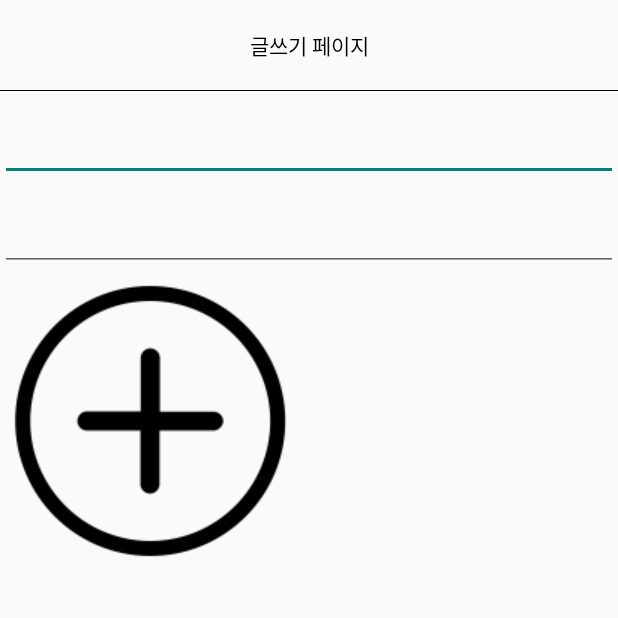
After one commit to luxetverit/MySoloLife, an Android app: the BoardWriteActivity screen opened directly, with no data from a screen before it, on a phone screen of 412 x 824 dp, the top half of it. The commit adds this screen. Run offline under Robolectric (Android 15) with nearby library versions, the phone set to English and light mode, and no system bars.

Commit message:
add board step1

```diff
--- a/app/src/main/AndroidManifest.xml
+++ b/app/src/main/AndroidManifest.xml
@@ -9,7 +9,8 @@
         android:roundIcon="@mipmap/ic_launcher_round"
         android:supportsRtl="true"
         android:theme="@style/Theme.MySoloLife">
-        <activity android:name=".contentsList.ContentsListActivity"></activity>
+        <activity android:name=".board.BoardWriteActivity"></activity>
+        <activity android:name=".contentsList.ContentsListActivity" />
         <activity android:name=".auth.JoinActivity" />
         <activity android:name=".auth.LoginActivity" />
         <activity android:name=".auth.IntroActivity" />
--- /dev/null
+++ b/app/src/main/java/com/example/mysololife/board/BoardWriteActivity.kt
@@ -0,0 +1,14 @@
+package com.example.mysololife.board
+
+import androidx.appcompat.app.AppCompatActivity
+import android.os.Bundle
+import com.example.mysololife.R
+
+class BoardWriteActivity : AppCompatActivity() {
+
+    override fun onCreate(savedInstanceState: Bundle?) {
+
+        super.onCreate(savedInstanceState)
+        setContentView(R.layout.activity_board_write)
+    }
+}
--- /dev/null
+++ b/app/src/main/res/layout/activity_board_write.xml
@@ -0,0 +1,41 @@
+<?xml version="1.0" encoding="utf-8"?>
+<LinearLayout
+    xmlns:android="http://schemas.android.com/apk/res/android"
+    xmlns:app="http://schemas.android.com/apk/res-auto"
+    xmlns:tools="http://schemas.android.com/tools"
+    android:layout_width="match_parent"
+    android:layout_height="match_parent"
+    tools:context=".board.BoardWriteActivity"
+    android:orientation="vertical">
+
+    <LinearLayout
+        android:layout_width="match_parent"
+        android:layout_height="60dp" >
+
+        <TextView
+            android:text="글쓰기 페이지"
+            android:layout_width="match_parent"
+            android:layout_height="match_parent"
+            android:textColor="@color/black"
+            android:gravity="center"
+            />
+
+    </LinearLayout>
+
+    <LinearLayout
+        android:layout_width="match_parent"
+        android:layout_height="0.5dp"
+        android:background="#000000" />
+
+    <EditText
+        android:layout_width="match_parent"
+        android:layout_height="60dp" />
+    <EditText
+        android:layout_width="match_parent"
+        android:layout_height="60dp" />
+    <ImageView
+        android:src="@drawable/plusbtn"
+        android:layout_width="wrap_content"
+        android:layout_height="wrap_content" />
+
+</LinearLayout>
```
Also changed, not shown: app/src/main/java/com/example/mysololife/fragments/TalkFragment.kt (+7 -0 lines), app/src/main/res/layout/fragment_talk.xml (+14 -4 lines), app/src/main/res/drawable-v24/btnwrite.png (added), app/src/main/res/drawable-v24/plusbtn.png (added).
